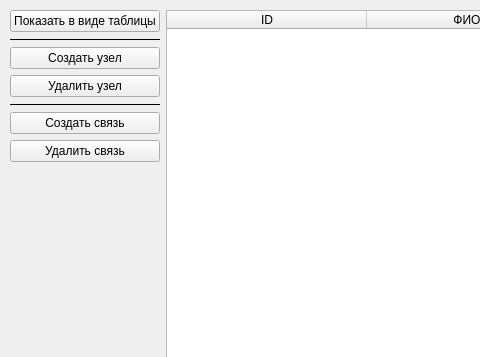
First picture: the form in src/gui/main.ui, repository moevm/nosql2h20-relatives-neo4j, before the edit; both pictures show x 0 to 480 and y 0 to 357 of the 1200 by 800 pixel window.
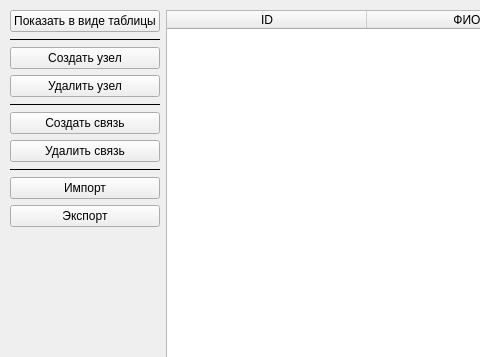
Second picture: the form after the edit.

Commit message: try to export database

What changed in the file:
```diff
--- a/src/gui/main.ui
+++ b/src/gui/main.ui
@@ -87,6 +87,30 @@
          </property>
         </widget>
        </item>
+       <item>
+        <widget class="Line" name="line_3">
+         <property name="frameShadow">
+          <enum>QFrame::Plain</enum>
+         </property>
+         <property name="orientation">
+          <enum>Qt::Horizontal</enum>
+         </property>
+        </widget>
+       </item>
+       <item>
+        <widget class="QPushButton" name="btnImport">
+         <property name="text">
+          <string>Импорт</string>
+         </property>
+        </widget>
+       </item>
+       <item>
+        <widget class="QPushButton" name="btnExport">
+         <property name="text">
+          <string>Экспорт</string>
+         </property>
+        </widget>
+       </item>
        <item>
         <spacer name="verticalSpacer">
          <property name="orientation">
```
Left out of the diff: 2 changed lines with no effect on the pictures. The commit also changes 3 other files.
